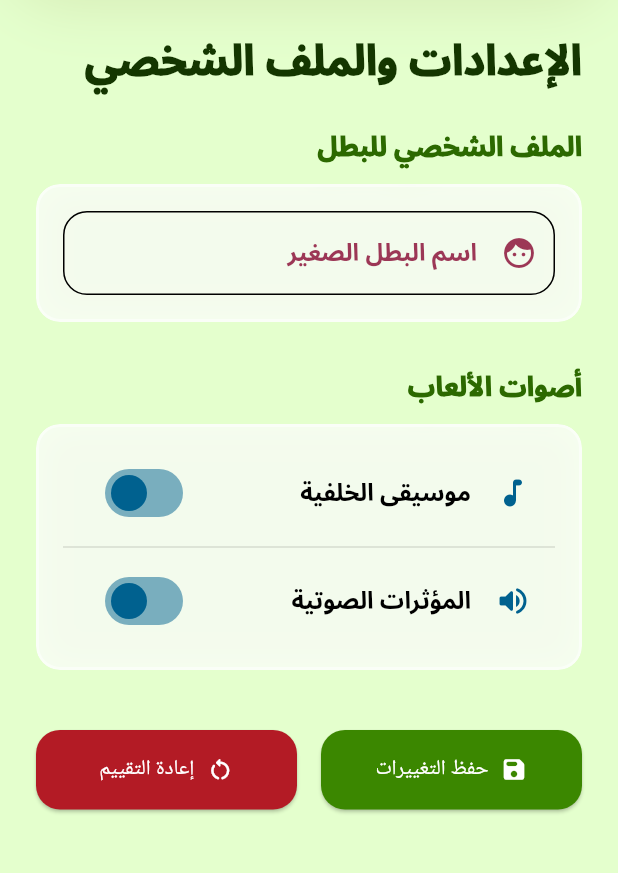
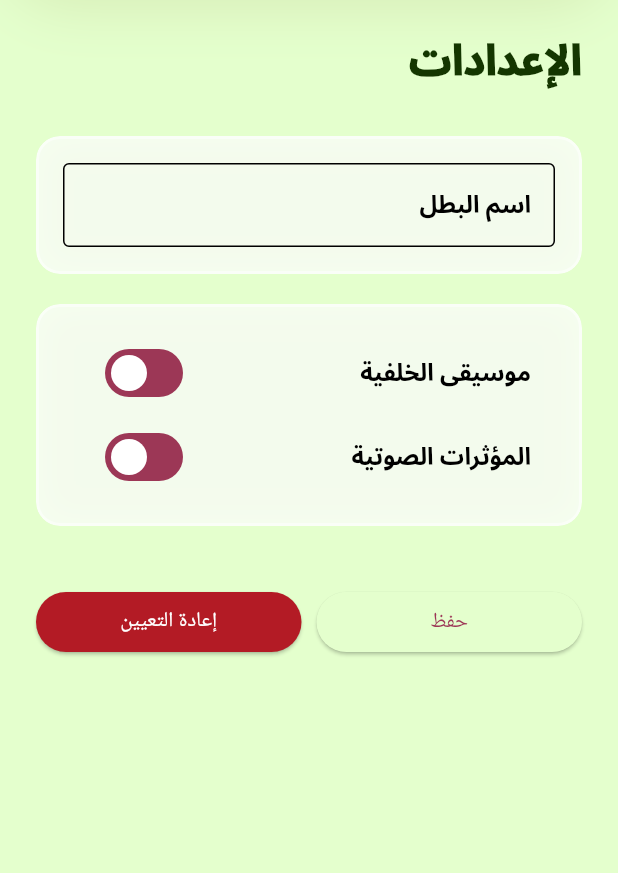
Before and after one commit to amanalsebai/EduFun, a Flutter app: the SettingsScreen screen opened directly, on a phone screen of 412 x 824 dp, the part 161-1034 px from its top. Run offline on Flutter 3.47's test engine with Material 3 defaults, Android fonts, the light colour scheme and no system bars; our stand-ins replace audioplayers, google_fonts, shared_preferences; accounts and stored records are empty; network calls fail; Roboto replaces fonts that are missing (Noto Sans Arabic); project files that could hold a hidden picture were left out.

Commit message:
save all changes and progress

```diff
--- a/untitled1/lib/features/settings/settings_screen.dart
+++ b/untitled1/lib/features/settings/settings_screen.dart
@@ -4,22 +4,33 @@ import '../../core/theme/app_colors.dart';
 import '../../core/widgets/custom_app_bar.dart';
 import '../../core/widgets/custom_drawer.dart';
 import '../../core/widgets/glass_card.dart';
+import '../../core/utils/audio_manager.dart'; // ✅ استيراد متحكم الصوت
 import '../onboarding/age_selection_screen.dart';
 
 class SettingsScreen extends StatefulWidget {
   const SettingsScreen({super.key});
+
   @override
   State<SettingsScreen> createState() => _SettingsScreenState();
 }
 
 class _SettingsScreenState extends State<SettingsScreen> {
   final TextEditingController _nameController = TextEditingController();
-  bool _isMusicEnabled = true; bool _isSoundEnabled = true; bool _isLoading = true;
+  bool _isMusicEnabled = true;
+  bool _isSoundEnabled = true;
+  bool _isLoading = true;
 
   @override
-  void initState() { super.initState(); _loadSettings(); }
+  void initState() {
+    super.initState();
+    _loadSettings();
+  }
+
   @override
-  void dispose() { _nameController.dispose(); super.dispose(); }
+  void dispose() {
+    _nameController.dispose();
+    super.dispose();
+  }
 
   Future<void> _loadSettings() async {
     final prefs = await SharedPreferences.getInstance();
@@ -36,14 +47,29 @@ class _SettingsScreenState extends State<SettingsScreen> {
     await prefs.setString('child_name', _nameController.text);
     await prefs.setBool('music_enabled', _isMusicEnabled);
     await prefs.setBool('sound_enabled', _isSoundEnabled);
-    if (mounted) { ScaffoldMessenger.of(context).showSnackBar(const SnackBar(content: Text("تم حفظ الإعدادات بنجاح! 💾"))); }
+
+    // تطبيق إعدادات الصوت فوراً
+    if (_isMusicEnabled) {
+      AudioManager.playBackgroundMusic();
+    } else {
+      AudioManager.stopMusic();
+    }
+
+    if (mounted) {
+      ScaffoldMessenger.of(context).showSnackBar(
+        const SnackBar(content: Text("تم حفظ الإعدادات بنجاح! 💾")),
+      );
+    }
   }
 
   Future<void> _resetApp() async {
     final prefs = await SharedPreferences.getInstance();
     await prefs.clear();
     if (mounted) {
-      Navigator.of(context).pushAndRemoveUntil(MaterialPageRoute(builder: (context) => const AgeSelectionScreen()), (route) => false);
+      Navigator.of(context).pushAndRemoveUntil(
+        MaterialPageRoute(builder: (context) => const AgeSelectionScreen()),
+            (route) => false,
+      );
     }
   }
 
@@ -52,22 +78,25 @@ class _SettingsScreenState extends State<SettingsScreen> {
       context: context,
       builder: (BuildContext dialogContext) => AlertDialog(
         shape: RoundedRectangleBorder(borderRadius: BorderRadius.circular(24)),
-        backgroundColor: Colors.white,
-        title: const Column(children: [Icon(Icons.lock_person_rounded, size: 50, color: AppColors.error), SizedBox(height: 8), Text("منطقة الآباء! 🔒", textAlign: TextAlign.center, style: TextStyle(fontWeight: FontWeight.w900, color: AppColors.error))]),
-        content: const Text("أنت على وشك مسح جميع تقدم طفلك وإعادة التقييم.\nللأباء فقط: كم ناتج ٣ × ٤؟", textAlign: TextAlign.center, style: TextStyle(fontSize: 16, fontWeight: FontWeight.bold, color: AppColors.onBackground)),
+        title: const Column(children: [
+          Icon(Icons.lock_person_rounded, size: 50, color: AppColors.error),
+          SizedBox(height: 8),
+          Text("منطقة الآباء! 🔒", textAlign: TextAlign.center, style: TextStyle(fontWeight: FontWeight.w900, color: AppColors.error))
+        ]),
+        content: const Text("أنت على وشك مسح جميع تقدم طفلك.\nللآباء فقط: كم ناتج ٣ × ٤؟", textAlign: TextAlign.center, style: TextStyle(fontWeight: FontWeight.bold)),
         actions: [
           Row(
             mainAxisAlignment: MainAxisAlignment.spaceEvenly,
             children: ["8", "12", "16"].map((answer) => ElevatedButton(
-              style: ElevatedButton.styleFrom(backgroundColor: AppColors.primaryContainer, foregroundColor: AppColors.onPrimaryContainer, shape: RoundedRectangleBorder(borderRadius: BorderRadius.circular(16))),
+              style: ElevatedButton.styleFrom(backgroundColor: AppColors.primaryContainer),
               onPressed: () {
                 Navigator.pop(dialogContext);
-                if (answer == "12") { _resetApp(); } else { ScaffoldMessenger.of(context).showSnackBar(const SnackBar(content: Text("إجابة خاطئة! تم إلغاء العملية."))); }
+                if (answer == "12") { _resetApp(); }
+                else { ScaffoldMessenger.of(context).showSnackBar(const SnackBar(content: Text("إجابة خاطئة!"))); }
               },
-              child: Text(answer, style: const TextStyle(fontSize: 20, fontWeight: FontWeight.w900)),
+              child: Text(answer, style: const TextStyle(fontWeight: FontWeight.w900)),
             )).toList(),
           ),
-          const SizedBox(height: 16),
         ],
       ),
     );
@@ -76,6 +105,7 @@ class _SettingsScreenState extends State<SettingsScreen> {
   @override
   Widget build(BuildContext context) {
     if (_isLoading) return const Scaffold(body: Center(child: CircularProgressIndicator(color: AppColors.primary)));
+
     return Scaffold(
       backgroundColor: AppColors.background,
       drawer: const CustomDrawer(currentIndex: 3),
@@ -83,28 +113,50 @@ class _SettingsScreenState extends State<SettingsScreen> {
         bottom: false,
         child: Column(
           children: [
-            const CustomAppBar(showBackButton: false), // تم تصفير الـ score ليعمل تلقائياً
+            const CustomAppBar(),
             Expanded(
               child: SingleChildScrollView(
-                padding: const EdgeInsets.only(left: 24, right: 24, top: 24, bottom: 120),
+                padding: const EdgeInsets.all(24),
                 child: Column(
                   crossAxisAlignment: CrossAxisAlignment.start,
                   children: [
-                    const Text("الإعدادات والملف الشخصي", style: TextStyle(fontSize: 28, fontWeight: FontWeight.w900, color: AppColors.onBackground)),
-                    const SizedBox(height: 24),
-                    _buildSectionTitle("الملف الشخصي للبطل"),
-                    const SizedBox(height: 12),
-                    GlassCard(child: Column(children: [TextField(controller: _nameController, style: const TextStyle(fontWeight: FontWeight.bold, color: AppColors.onSurface), decoration: InputDecoration(labelText: "اسم البطل الصغير", labelStyle: const TextStyle(color: AppColors.primary, fontWeight: FontWeight.bold), prefixIcon: const Icon(Icons.face_rounded, color: AppColors.primary), border: OutlineInputBorder(borderRadius: BorderRadius.circular(16)), focusedBorder: OutlineInputBorder(borderSide: const BorderSide(color: AppColors.primary, width: 2), borderRadius: BorderRadius.circular(16))))])),
+                    const Text("الإعدادات", style: TextStyle(fontSize: 28, fontWeight: FontWeight.w900, color: AppColors.onBackground)),
                     const SizedBox(height: 30),
-                    _buildSectionTitle("أصوات الألعاب"),
-                    const SizedBox(height: 12),
-                    GlassCard(child: Column(children: [SwitchListTile(title: const Text("موسيقى الخلفية", style: TextStyle(fontWeight: FontWeight.bold)), secondary: const Icon(Icons.music_note_rounded, color: AppColors.secondary), value: _isMusicEnabled, activeColor: AppColors.secondary, onChanged: (val) => setState(() => _isMusicEnabled = val)), const Divider(color: Colors.black12), SwitchListTile(title: const Text("المؤثرات الصوتية", style: TextStyle(fontWeight: FontWeight.bold)), secondary: const Icon(Icons.volume_up_rounded, color: AppColors.secondary), value: _isSoundEnabled, activeColor: AppColors.secondary, onChanged: (val) => setState(() => _isSoundEnabled = val))])),
+
+                    // إعداد الاسم
+                    GlassCard(
+                      child: TextField(
+                        controller: _nameController,
+                        decoration: const InputDecoration(labelText: "اسم البطل", border: OutlineInputBorder()),
+                      ),
+                    ),
+                    const SizedBox(height: 20),
+
+                    // إعدادات الصوت
+                    GlassCard(
+                      child: Column(
+                        children: [
+                          SwitchListTile(
+                            title: const Text("موسيقى الخلفية", style: TextStyle(fontWeight: FontWeight.bold)),
+                            value: _isMusicEnabled,
+                            onChanged: (val) => setState(() => _isMusicEnabled = val),
+                          ),
+                          SwitchListTile(
+                            title: const Text("المؤثرات الصوتية", style: TextStyle(fontWeight: FontWeight.bold)),
+                            value: _isSoundEnabled,
+                            onChanged: (val) => setState(() => _isSoundEnabled = val),
+                          ),
+                        ],
+                      ),
+                    ),
                     const SizedBox(height: 40),
+
+                    // أزرار الحفظ والمسح
                     Row(
                       children: [
-                        Expanded(child: ElevatedButton.icon(onPressed: _saveSettings, icon: const Icon(Icons.save_rounded), label: const Text("حفظ التغييرات"), style: ElevatedButton.styleFrom(backgroundColor: AppColors.outline, foregroundColor: Colors.white, padding: const EdgeInsets.symmetric(vertical: 16), shape: RoundedRectangleBorder(borderRadius: BorderRadius.circular(16))))),
-                        const SizedBox(width: 16),
-                        Expanded(child: ElevatedButton.icon(onPressed: _showParentGate, icon: const Icon(Icons.restart_alt_rounded), label: const Text("إعادة التقييم"), style: ElevatedButton.styleFrom(backgroundColor: AppColors.error, foregroundColor: Colors.white, padding: const EdgeInsets.symmetric(vertical: 16), shape: RoundedRectangleBorder(borderRadius: BorderRadius.circular(16))))),
+                        Expanded(child: ElevatedButton(onPressed: _saveSettings, child: const Text("حفظ"))),
+                        const SizedBox(width: 10),
+                        Expanded(child: ElevatedButton(onPressed: _showParentGate, style: ElevatedButton.styleFrom(backgroundColor: AppColors.error), child: const Text("إعادة التعيين", style: TextStyle(color: Colors.white)))),
                       ],
                     ),
                   ],
@@ -116,6 +168,4 @@ class _SettingsScreenState extends State<SettingsScreen> {
       ),
     );
   }
-
-  Widget _buildSectionTitle(String title) => Text(title, style: const TextStyle(fontSize: 18, fontWeight: FontWeight.w900, color: AppColors.onSurfaceVariant));
 }
```
Also changed, not shown: untitled1/lib/core/utils/audio_manager.dart (added, +29 -0 lines), untitled1/lib/features/flashcards/flashcards_screen_6_to_7.dart (+76 -4 lines), untitled1/lib/features/flashcards/flashcards_screen_8_to_9.dart (+31 -124 lines), untitled1/pubspec.yaml (+5 -62 lines), untitled1/pubspec.lock, 7 other files.
